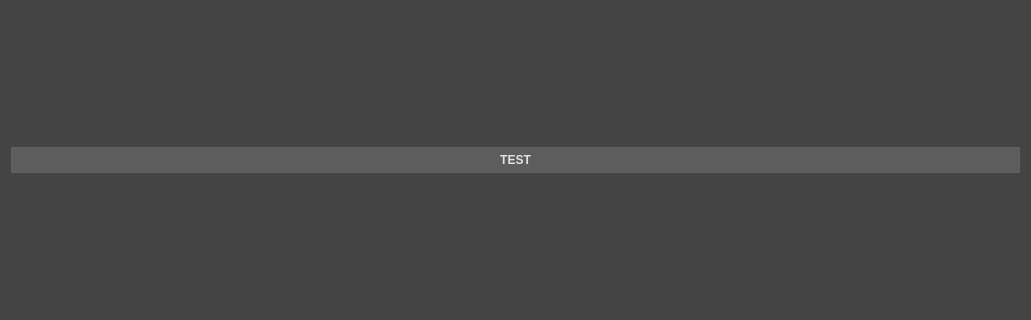
Above: esa/common/python/tool/inside_anim/campus/ui/main.ui from esernaalonso/dev before the change; both pictures show x 0 to 1031 and y 224 to 544 of the 1031 by 768 pixel window. Below: the same form after it.
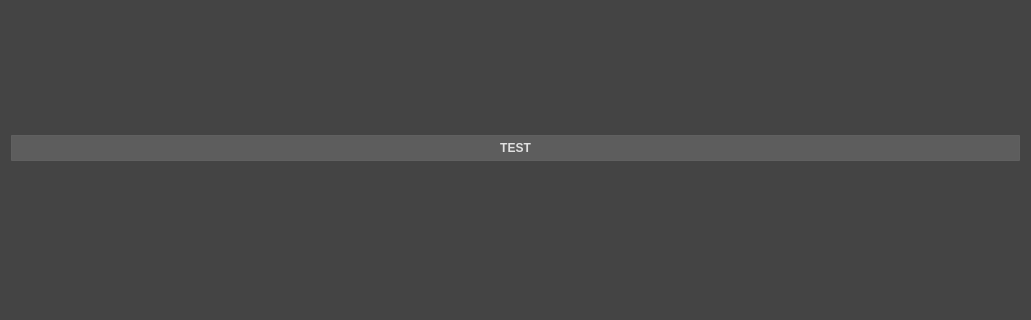
That is the form after the change.

```diff
--- a/esa/common/python/tool/inside_anim/campus/ui/main.ui
+++ b/esa/common/python/tool/inside_anim/campus/ui/main.ui
@@ -901,6 +901,11 @@
        </property>
       </widget>
      </item>
+     <item>
+      <widget class="QWidget" name="wg_browser" native="true">
+       <layout class="QGridLayout" name="gridLayout_2"/>
+      </widget>
+     </item>
      <item>
       <spacer name="verticalSpacer">
        <property name="orientation">
```
